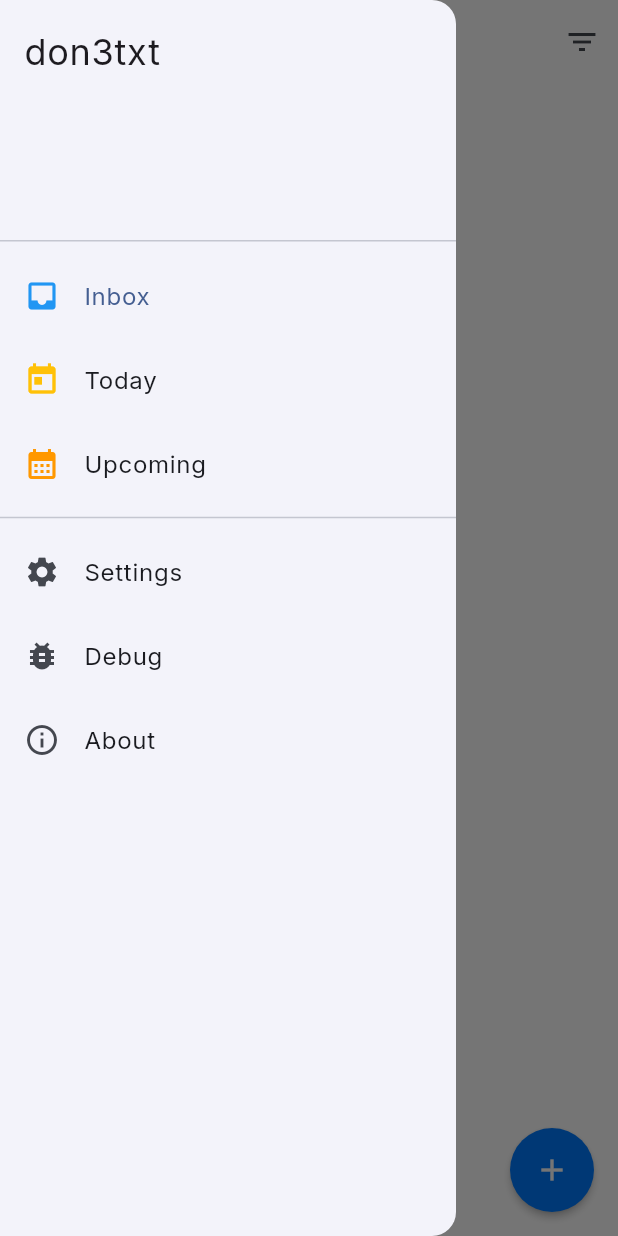
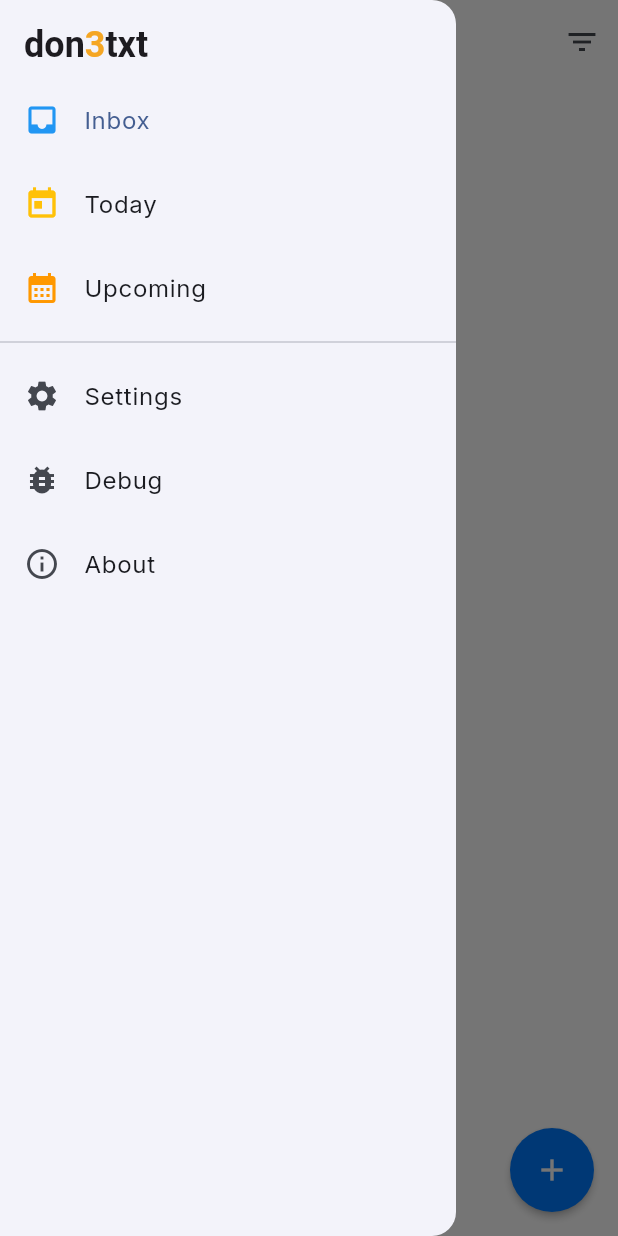
Before and after one commit to quiqueporta/don3txt, a Flutter app: the screen it shows after launch, with the side drawer open, on a phone screen of 412 x 824 dp. Run offline on Flutter 3.47's test engine with Material 3 defaults, Android fonts, the phone set to English and light mode, and no system bars; our stand-ins replace file_picker, google_fonts, shared_preferences.

Commit message:
Compact sidebar header with orange "3" and Bootstrap carousel for web

```diff
--- a/lib/ui/widgets/sidebar_drawer.dart
+++ b/lib/ui/widgets/sidebar_drawer.dart
@@ -23,8 +23,28 @@ class SidebarDrawer extends StatelessWidget {
       child: ListView(
         padding: EdgeInsets.zero,
         children: [
-          const DrawerHeader(
-            child: Text('don3txt', style: TextStyle(fontSize: 24)),
+          SafeArea(
+            bottom: false,
+            child: Padding(
+              padding: const EdgeInsets.fromLTRB(16, 16, 16, 8),
+              child: RichText(
+                text: TextSpan(
+                  style: TextStyle(
+                    fontSize: 24,
+                    fontWeight: FontWeight.w600,
+                    color: Theme.of(context).textTheme.bodyLarge?.color,
+                  ),
+                  children: const [
+                    TextSpan(text: 'don'),
+                    TextSpan(
+                      text: '3',
+                      style: TextStyle(color: Color(0xFFF5A623)),
+                    ),
+                    TextSpan(text: 'txt'),
+                  ],
+                ),
+              ),
+            ),
           ),
           ListTile(
             leading: const Icon(Icons.inbox, color: Colors.blue),
```
Also changed, not shown: 1 other file.
